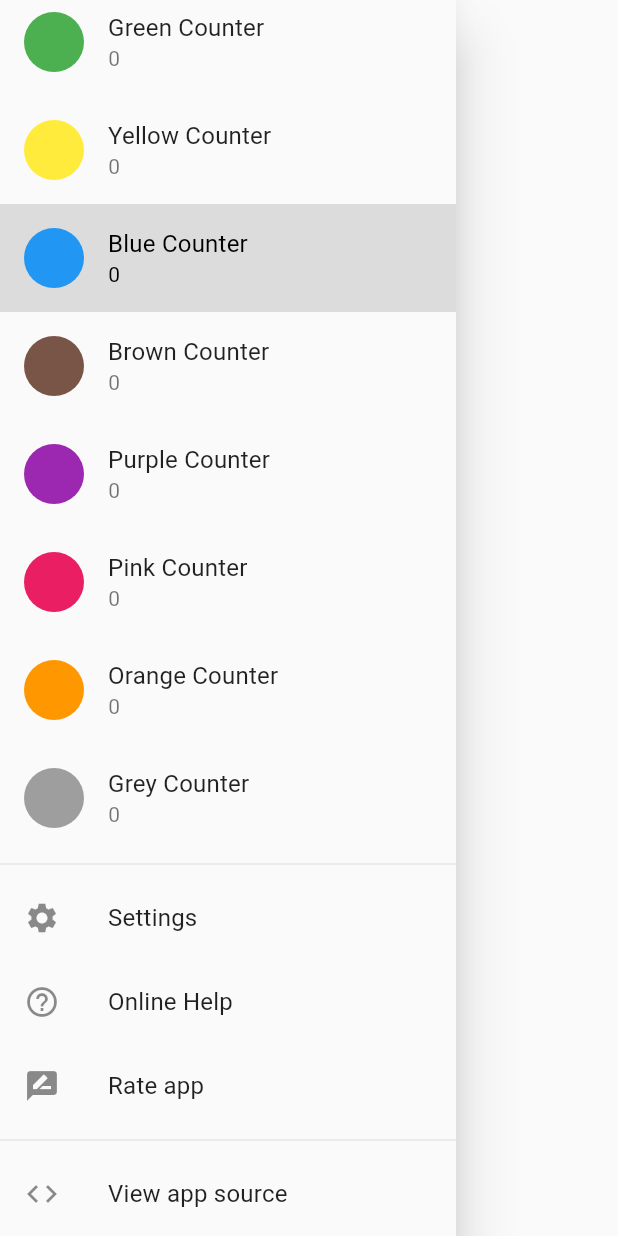
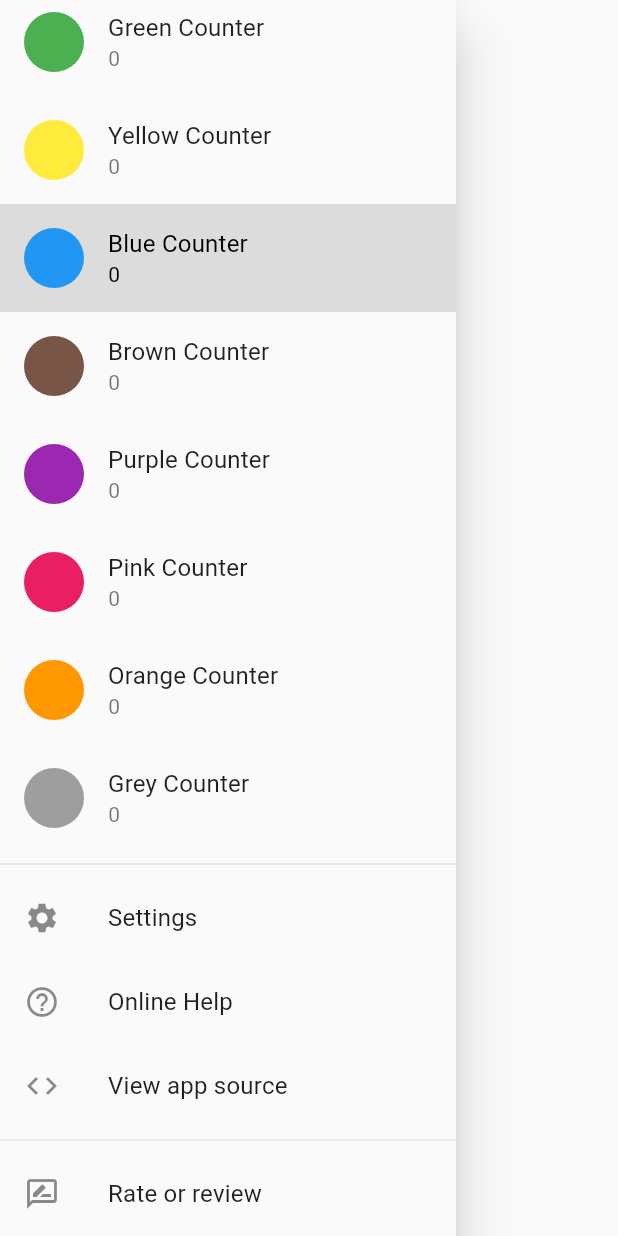
Before and after one commit to Appliberated/hello_world_counters, a Flutter app: the CountersDrawer widget shown alone on an empty page, opened directly with empty values, scrolled down 288 dp, on a phone screen of 412 x 824 dp. Run offline on Flutter 3.47's test engine with Material 2 defaults, Android fonts, the phone set to English and light mode, and no system bars; our stand-ins replace share_plus, shared_preferences; accounts and stored records are empty.

Commit message:
refactor: Update web icons and manifest
Also show Rate App only on Android

```diff
--- a/lib/common/app_strings.dart
+++ b/lib/common/app_strings.dart
@@ -15,7 +15,7 @@ class AppStrings {
   static const String drawerTitle = appName;
   static const String settingsItemTitle = 'Settings';
   static const String helpItemTitle = 'Online Help';
-  static const String rateItemTitle = 'Rate app';
+  static const String rateItemTitle = 'Rate or review';
   static const String viewSourceItemTitle = 'View app source';
 
   static const Map<MenuAction, String> menuActions = {
--- a/lib/widgets/counters_drawer.dart
+++ b/lib/widgets/counters_drawer.dart
@@ -42,6 +42,8 @@ class CountersDrawer extends StatelessWidget {
 
   @override
   Widget build(BuildContext context) {
+    final bool isAndroid = Theme.of(context).platform == TargetPlatform.android;
+
     return Drawer(
       child: ListTileTheme(
         selectedColor: Colors.black,
@@ -61,16 +63,17 @@ class CountersDrawer extends StatelessWidget {
               onTap: () => _onExtraActionTap(context, DrawerExtraActions.help),
             ),
             ListTile(
-              leading: const Icon(Icons.rate_review),
-              title: const Text(AppStrings.rateItemTitle),
-              onTap: () => _onExtraActionTap(context, DrawerExtraActions.rate),
-            ),
-            const Divider(),
-            ListTile(
               leading: const Icon(Icons.code),
               title: const Text(AppStrings.viewSourceItemTitle),
               onTap: () => _onExtraActionTap(context, DrawerExtraActions.viewSource),
             ),
+            if (isAndroid) const Divider(),
+            if (isAndroid)
+              ListTile(
+                leading: const Icon(Icons.rate_review_outlined),
+                title: const Text(AppStrings.rateItemTitle),
+                onTap: () => _onExtraActionTap(context, DrawerExtraActions.rate),
+              ),
           ],
         ),
       ),
```
Also changed, not shown: 7 other files.
